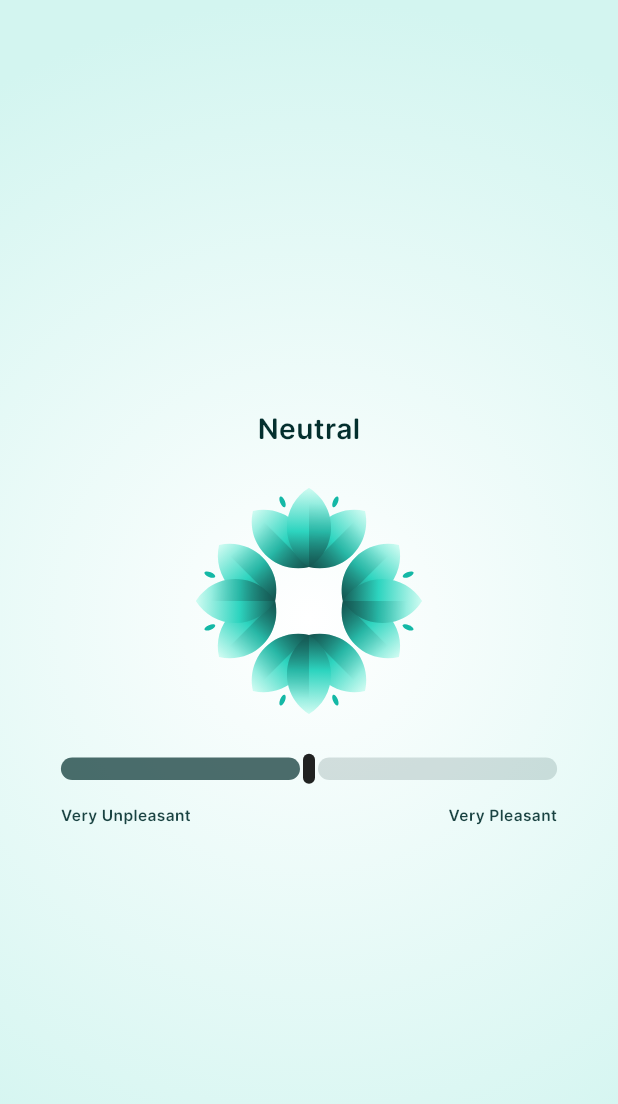
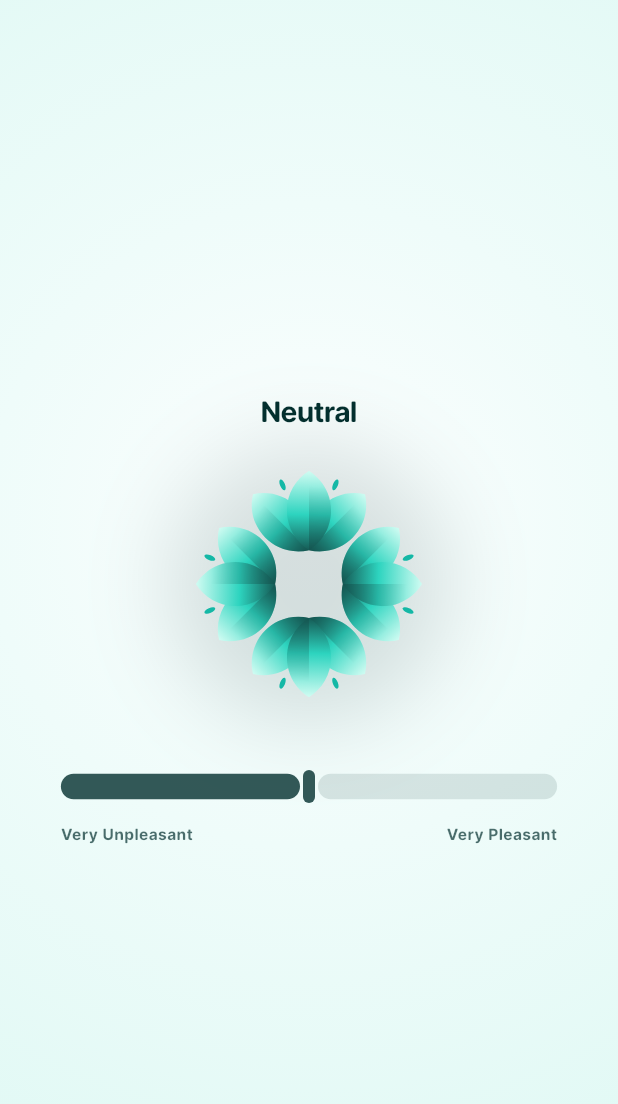
Before and after one commit to TheGandabherunda/OpenJot, a Flutter app: the _MoodSelectorView widget shown alone on an empty page, opened directly with empty values, on a phone screen of 412 x 824 dp. Shown: the top 1104 px of the screen. Run offline on Flutter 3.47's test engine with Material 3 defaults, Android fonts, the light colour scheme and no system bars; our stand-ins replace audioplayers, camera, device_info_plus, file_picker, flutter_local_notifications, flutter_map and 18 more; missing offline and left inert: flutter_quill, get_thumbnail_video, photo_manager, photo_manager_image_provider, progressive_blur, record; accounts and stored records are empty.

Commit message:
mood animation fix

```diff
--- a/lib/app/core/widgets/write_journal_toolbar_content.dart
+++ b/lib/app/core/widgets/write_journal_toolbar_content.dart
@@ -534,27 +534,25 @@ class WriteJournalToolbarContentState extends State<WriteJournalToolbarContent>
   Widget build(BuildContext context) {
     final colors = AppTheme.colorsOf(context);
 
+    Widget content;
+
     if (widget.selectedToolbarIcon == Icons.mic_rounded) {
-      return AudioRecorderView(
+      content = AudioRecorderView(
         key: _audioRecorderKey,
         scrollController: widget.scrollController,
         onRecordingComplete: (path, duration) {
           widget.onRecordingComplete?.call(path, duration);
         },
       );
-    }
-
-    if (widget.selectedToolbarIcon == Icons.camera_alt_rounded) {
-      return CameraView(
+    } else if (widget.selectedToolbarIcon == Icons.camera_alt_rounded) {
+      content = CameraView(
         scrollController: widget.scrollController,
         onPhotoTaken: (photo) {
           widget.onPhotoTaken?.call(photo);
         },
       );
-    }
-
-    if (widget.selectedToolbarIcon == Icons.location_on_rounded) {
-      return LocationMapView(
+    } else if (widget.selectedToolbarIcon == Icons.location_on_rounded) {
+      content = LocationMapView(
         scrollController: widget.scrollController,
         initialLocation: widget.selectedLocation,
         onLocationSelected: (location) {
@@ -562,24 +560,20 @@ class WriteJournalToolbarContentState extends State<WriteJournalToolbarContent>
         },
         onMaximizeToggled: widget.onMapMaximizeToggled,
       );
-    }
-
-    if (widget.selectedToolbarIcon == Icons.sentiment_satisfied_rounded) {
-      return _MoodSelectorView(
+    } else if (widget.selectedToolbarIcon == Icons.sentiment_satisfied_rounded) {
+      content = _MoodSelectorView(
         scrollController: widget.scrollController,
         onMoodChanged: widget.onMoodChanged,
         initialMoodIndex: widget.selectedMoodIndex,
         isPitchBlack: widget.isPitchBlack,
       );
-    }
-
-    if (widget.selectedToolbarIcon != Icons.image_rounded) {
+    } else if (widget.selectedToolbarIcon != Icons.image_rounded) {
       final Map<IconData, String> contentMap = {
         Icons.format_quote_rounded: AppConstants.contentForQuote,
       };
       final contentText = contentMap[widget.selectedToolbarIcon] ??
           AppConstants.noContentSelected;
-      return ListView(
+      content = ListView(
         controller: widget.scrollController,
         padding: EdgeInsets.zero,
         children: [
@@ -595,13 +589,12 @@ class WriteJournalToolbarContentState extends State<WriteJournalToolbarContent>
           ),
         ],
       );
-    }
-
+    } else {
       final isDark = Theme.of(context).brightness == Brightness.dark;
 
       // SLIVER REFACTOR: Combines the headers, media grids, loaders, and empty states
       // entirely into a single CustomScrollView with a ProgressiveBlurWidget to match home screen.
-    return Stack(
+      content = Stack(
         children: [
           ProgressiveBlurWidget(
             sigma: 25.0,
@@ -839,6 +832,12 @@ class WriteJournalToolbarContentState extends State<WriteJournalToolbarContent>
       );
     }
 
+    return KeyedSubtree(
+      key: ValueKey(widget.selectedToolbarIcon),
+      child: content,
+    );
+  }
+
   Widget _buildSkeletonSliver(AppThemeColors colors) {
     return SliverPadding(
       padding: EdgeInsets.fromLTRB(4.w, 12.h, 4.w, 0),
@@ -1695,7 +1694,9 @@ class _MoodSelectorViewState extends State<_MoodSelectorView>
     with TickerProviderStateMixin {
   late int _currentMoodIndex;
   late double _lastSliderValue;
-  late final AnimationController _rotationController;
+
+  // Track total turns for smooth continuous rotation
+  double _targetTurns = 0.0;
 
   static const List<Map<String, String>> _moods = AppConstants.moods;
 
@@ -1704,31 +1705,34 @@ class _MoodSelectorViewState extends State<_MoodSelectorView>
     super.initState();
     _currentMoodIndex = widget.initialMoodIndex ?? 3;
     _lastSliderValue = _currentMoodIndex.toDouble();
-
-    _rotationController = AnimationController(
-      duration: const Duration(milliseconds: 800),
-      vsync: this,
-    );
+    _targetTurns = _currentMoodIndex.toDouble();
   }
 
   @override
   void dispose() {
-    _rotationController.dispose();
     super.dispose();
   }
 
-  void _triggerRotationAnimation() {
-    _rotationController.reset();
-    unawaited(_rotationController.forward());
+  void _updateRotation(int newIndex) {
+    // Ensuring an integer number of turns ensures the logo is perfectly upright at each stop.
+    _targetTurns = newIndex.toDouble();
   }
 
   @override
   Widget build(BuildContext context) {
     final colors = AppTheme.colorsOf(context);
     final isDark = Theme.of(context).brightness == Brightness.dark;
+
+    // We use a double mood index for continuous color transitions
+    final double displayIndex = _lastSliderValue.clamp(0.0, 6.0);
+    final int floorIndex = displayIndex.floor();
+    final int ceilIndex = displayIndex.ceil();
+    final double t = displayIndex - floorIndex;
+
     final moodIndex = _currentMoodIndex.clamp(0, _moods.length - 1);
     final selectedMood = _moods[moodIndex];
 
+    // Refined color lists for better harmony
     final backgroundColors = [
       colors.aPurple[2],
       colors.aPink[2],
@@ -1749,7 +1753,7 @@ class _MoodSelectorViewState extends State<_MoodSelectorView>
       colors.aYellow[1],
     ];
 
-    final sliderAndTextColors = [
+    final accentColors = [
       colors.aPurple[0],
       colors.aPink[0],
       colors.aBlue[0],
@@ -1759,39 +1763,48 @@ class _MoodSelectorViewState extends State<_MoodSelectorView>
       colors.aYellow[0],
     ];
 
-    final currentSliderAndTextColor = sliderAndTextColors[moodIndex];
-
-    // Create the gradient colors: Lighter tone in the center, darker base on the outside.
-    final themeBgColor = backgroundColors[moodIndex];
-    final normalColor = normalColors[moodIndex];
-
-    final currentOuterColor = isDark
-        ? Color.lerp(normalColor, themeBgColor, 0.5)! // Less dark, uses normal shade mixed with dark
-        : Color.lerp(themeBgColor, normalColor, 0.12)!; // Add a touch of the base color to make it visible in light mode
-
-    final brightColor = Color.lerp(currentSliderAndTextColor, Colors.white, 0.4)!;
-    final currentCenterColor = isDark
-        ? Color.lerp(currentOuterColor, brightColor, 0.7)! // Even lighter center glow in dark mode
-        : Colors.white;
-
-    final currentInactiveColor = isDark
-        ? currentSliderAndTextColor.withOpacity(0.12) // Keep the tint distinct from the active part
-        : currentSliderAndTextColor.withOpacity(0.15);
+    // Helper to lerp between two indices in the color lists
+    Color lerpMoodColor(List<Color> colorList, int i1, int i2, double t) {
+      return Color.lerp(colorList[i1], colorList[i2], t)!;
+    }
+
+    // Calculate interpolated colors for fluid background "wash"
+    final Color currentAccent = lerpMoodColor(accentColors, floorIndex, ceilIndex, t);
+    final Color currentNormal = lerpMoodColor(normalColors, floorIndex, ceilIndex, t);
+    final Color currentBg = lerpMoodColor(backgroundColors, floorIndex, ceilIndex, t);
+
+    // Refined Gradient calculation
+    final Color outerColor = isDark
+        ? Color.lerp(currentNormal, currentBg, 0.4)!
+        : Color.lerp(currentBg, currentNormal, 0.08)!;
+
+    final Color brightTarget = Color.lerp(currentAccent, Colors.white, 0.5)!;
+    final Color centerColor = isDark
+        ? Color.lerp(outerColor, brightTarget, 0.65)!
+        : Color.lerp(outerColor, Colors.white, 0.9)!;
+
+    final Color inactiveColor = isDark
+        ? currentAccent.withOpacity(0.1)
+        : currentAccent.withOpacity(0.12);
 
     final decoration = widget.isPitchBlack
         ? BoxDecoration(color: isDark ? Colors.black : Colors.white)
         : BoxDecoration(
             gradient: RadialGradient(
               colors: [
-          currentCenterColor,
-          currentOuterColor,
-        ],
-        radius: 1.0,
+                centerColor,
+                Color.lerp(centerColor, outerColor, 0.4)!,
+                outerColor,
+              ],
+              stops: const [0.0, 0.4, 1.0],
+              radius: 1.3,
+              center: const Alignment(0, -0.15),
             ),
           );
 
     return AnimatedContainer(
-      duration: const Duration(milliseconds: 300),
+      duration: const Duration(milliseconds: 600),
+      curve: Curves.easeOutCubic,
       decoration: decoration,
       child: Stack(
         children: [
@@ -1808,48 +1821,91 @@ class _MoodSelectorViewState extends State<_MoodSelectorView>
                       Center(
                         child: SizedBox(
                           height: 32.h,
+                          child: AnimatedSwitcher(
+                            duration: const Duration(milliseconds: 500),
+                            layoutBuilder: (currentChild, previousChildren) {
+                              return Stack(
+                                alignment: Alignment.center,
+                                children: [
+                                  ...previousChildren,
+                                  if (currentChild != null) currentChild,
+                                ],
+                              );
+                            },
+                            transitionBuilder: (child, animation) {
+                              return FadeTransition(
+                                opacity: animation,
+                                child: SlideTransition(
+                                  position: Tween<Offset>(
+                                    begin: const Offset(0, 0.2),
+                                    end: Offset.zero,
+                                  ).animate(CurvedAnimation(
+                                    parent: animation,
+                                    curve: Curves.easeOutCubic,
+                                  )),
+                                  child: child,
+                                ),
+                              );
+                            },
                             child: Text(
                               selectedMood['label']!,
-                            style: TextStyle(
-                              color: currentSliderAndTextColor,
+                              key: ValueKey(selectedMood['label']),
+                              style: TextStyle(
+                                color: currentAccent,
                                 fontSize: 20.sp,
-                              fontWeight: FontWeight.w600,
-                              fontFamily: AppConstants.font,
-                              decoration: TextDecoration.none,
+                                fontWeight: FontWeight.w700,
+                                fontFamily: AppConstants.font,
+                                decoration: TextDecoration.none,
+                                letterSpacing: -0.5,
+                              ),
                             ),
                           ),
                         ),
                       ),
                       SizedBox(height: 24.h),
                       Center(
-                        // Optimized Animation - The SVG is passed as a cached child inside an IndexedStack,
-                        // stopping it from being re-rendered and causing jank during rotation!
-                        child: AnimatedBuilder(
-                          animation: _rotationController,
-                          child: RepaintBoundary(
+                        child: AnimatedRotation(
+                          turns: _targetTurns,
+                          duration: const Duration(milliseconds: 700),
+                          curve: Curves.easeOutBack,
+                          child: Stack(
+                            alignment: Alignment.center,
+                            children: [
+                              // Lush Glow behind the icon
+                              Container(
+                                width: 150.w,
+                                height: 150.w,
+                                decoration: BoxDecoration(
+                                  shape: BoxShape.circle,
+                                  boxShadow: [
+                                    BoxShadow(
+                                      color: currentAccent.withOpacity(isDark ? 0.25 : 0.15),
+                                      blurRadius: 50,
+                                      spreadRadius: 15,
+                                    ),
+                                  ],
+                                ),
+                              ),
+                              RepaintBoundary(
                                 child: IndexedStack(
                                   index: moodIndex,
                                   alignment: Alignment.center,
-                              children: _moods.map((mood) => SvgPicture.asset(
+                                  children: _moods
+                                      .map((mood) => SvgPicture.asset(
                                             mood['svg']!,
                                             width: 160.w,
                                             height: 160.h,
-                              )).toList(),
-                            ),
-                          ),
-                          builder: (context, child) {
-                            final bounceAnimation =
-                            Curves.easeOutBack.transform(_rotationController.value);
-                            return Transform.rotate(
-                              angle: (bounceAnimation * 2 * 3.14159),
-                              child: child,
-                            );
-                          },
-                        ),
-                      ),
-                      SizedBox(height: 8.h), // Reduced from 16.h to balance the newly expanded slider touch target container below
+                                          ))
+                                      .toList(),
+                                ),
+                              ),
+                            ],
+                          ),
+                        ),
+                      ),
+                      SizedBox(height: 32.h),
                       SizedBox(
-                        height: 72.h, // EXPANDED HEIGHT: Solves clipping on the top half so entire slider track handles touches perfectly
+                        height: 72.h,
                         child: CustomSliderWithTooltip(
                           min: 0,
                           max: 6,
@@ -1858,28 +1914,27 @@ class _MoodSelectorViewState extends State<_MoodSelectorView>
                           minLabel: AppConstants.veryUnpleasant,
                           maxLabel: AppConstants.veryPleasant,
                           labelTextStyle: TextStyle(
-                            color: currentSliderAndTextColor.withOpacity(isDark ? 0.7 : 0.9),
+                            color: currentAccent.withOpacity(isDark ? 0.6 : 0.7),
                             fontSize: 11.sp,
-                            fontWeight: FontWeight.w600,
-                            fontFamily: AppConstants.font,
-                          ),
-                          activeColor: currentSliderAndTextColor,
-                          unfocusedActiveColor:
-                          currentSliderAndTextColor.withOpacity(0.7),
-                          inactiveColor: currentInactiveColor,
-                          focusedTrackHeight: 20.h,
-                          unfocusedTrackHeight: 16.h,
+                            fontWeight: FontWeight.w700,
+                            fontFamily: AppConstants.font,
+                          ),
+                          activeColor: currentAccent,
+                          unfocusedActiveColor: currentAccent.withOpacity(0.8),
+                          inactiveColor: inactiveColor,
+                          dividerColor: isDark ? Colors.white : currentAccent.withOpacity(0.8),
+                          focusedTrackHeight: 22.h,
+                          unfocusedTrackHeight: 18.h,
                           onChanged: (value) {
-                            _lastSliderValue = value; // Silent update prevents rebuilds on every pixel drag
+                            setState(() {
+                              _lastSliderValue = value;
                               final newIndex = value.round();
-                            // ONLY trigger heavy state changes when the actual rounded mood index changes
                               if (newIndex != _currentMoodIndex) {
                                 widget.onMoodChanged?.call(newIndex);
-                              _triggerRotationAnimation();
-                              setState(() {
+                                _updateRotation(newIndex);
                                 _currentMoodIndex = newIndex;
-                              });
-                            }
+                              }
+                            });
                           },
                         ),
                       ),
@@ -1898,16 +1953,17 @@ class _MoodSelectorViewState extends State<_MoodSelectorView>
                   widget.onMoodChanged?.call(null);
                 },
                 style: TextButton.styleFrom(
-                  foregroundColor: currentSliderAndTextColor,
+                  foregroundColor: currentAccent,
                   shape: RoundedRectangleBorder(
-                    borderRadius: BorderRadius.circular(8.r),
-                  ),
-                ),
-                child: const Text(
+                    borderRadius: BorderRadius.circular(12.r),
+                  ),
+                  padding: EdgeInsets.symmetric(horizontal: 16.w, vertical: 8.h),
+                ),
+                child: Text(
                   AppConstants.clear,
                   style: TextStyle(
-                    fontSize: 16,
-                    fontWeight: FontWeight.w600,
+                    fontSize: 16.sp,
+                    fontWeight: FontWeight.w700,
                     fontFamily: AppConstants.font,
                   ),
                 ),
```
Lines whose indentation alone changed are shown as unchanged.
